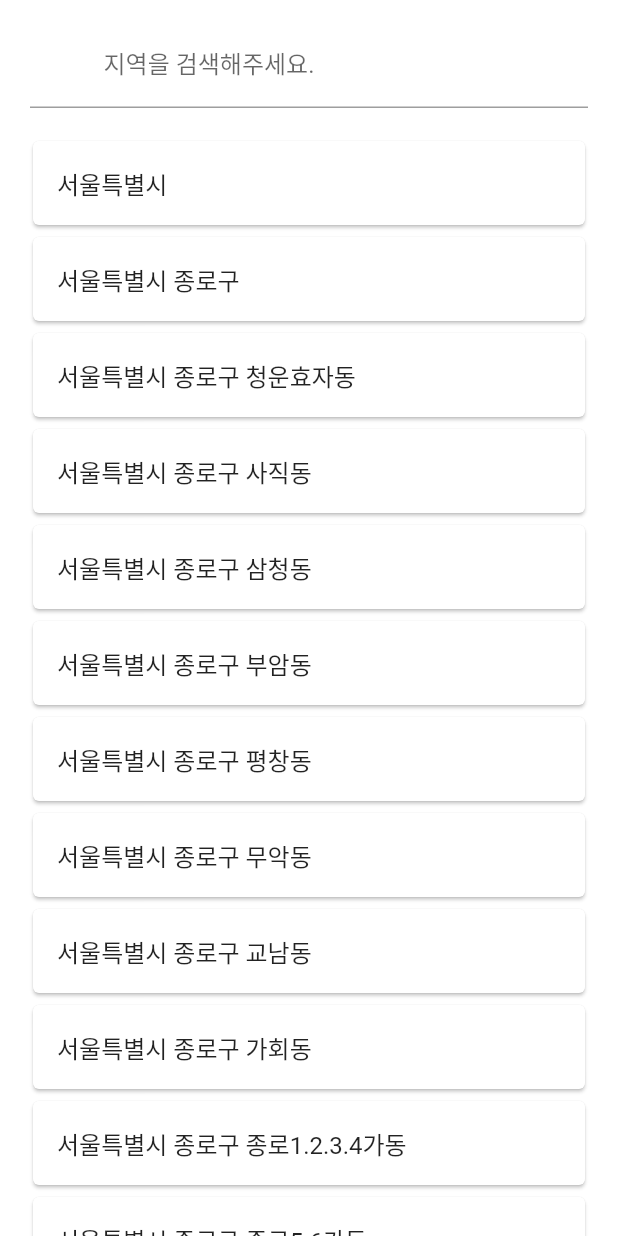
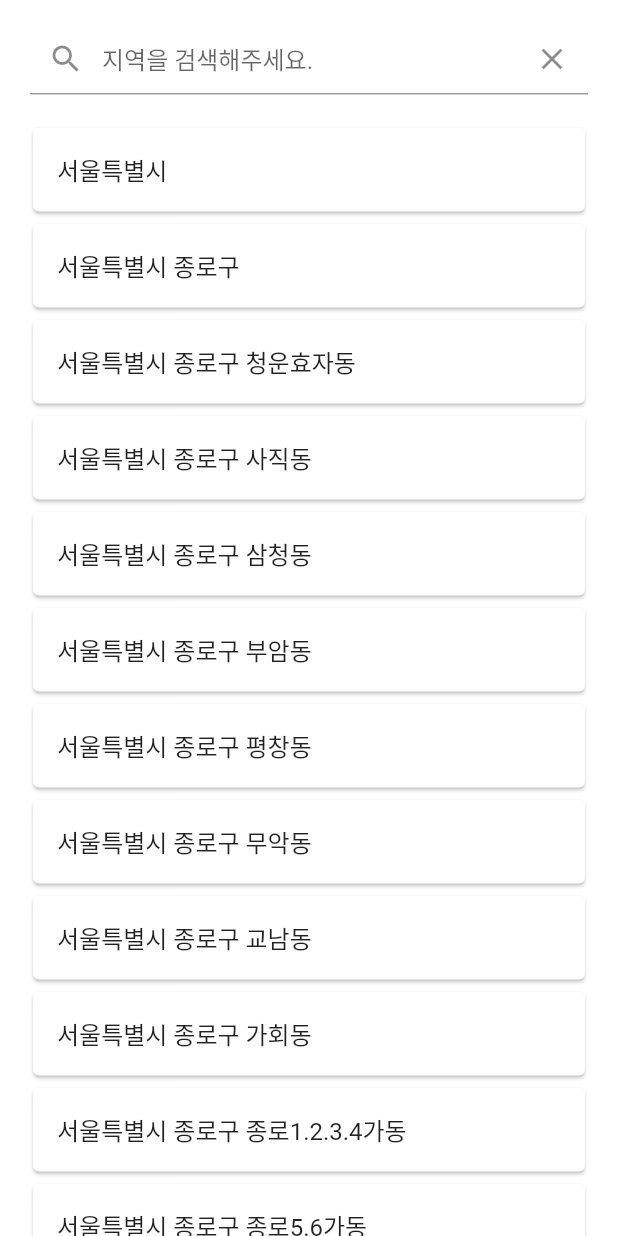
Before and after one commit to skylz/project_flutter, a Flutter app: the SearchLoactionScreen screen opened by its route, on a phone screen of 412 x 824 dp. Run offline on Flutter 3.47's test engine with Material 2 defaults, Android fonts, the phone set to English and light mode, and no system bars; our stand-ins replace after_layout, animated_text_kit, cached_network_image, cloud_firestore, connectivity, csv and 21 more; missing offline and left inert: dragable_flutter_list, esys_flutter_share; accounts and stored records are empty.

```diff
--- a/weather_flutter_provider/lib/component/weatherTile.dart
+++ b/weather_flutter_provider/lib/component/weatherTile.dart
@@ -5,11 +5,6 @@ import '../screen/weatherScreen.dart';
 import '../getIt.dart';
 
 class WeatherTile extends StatelessWidget {
-  // final String locationName;
-  // final int locationCode;
-
-  // WeatherTile({this.locationName, this.locationCode});
-
   @override
   Widget build(BuildContext context) {
     final provider = getIt.get<WeatherProvider>();
--- a/weather_flutter_provider/lib/provider/weatherProvider.dart
+++ b/weather_flutter_provider/lib/provider/weatherProvider.dart
@@ -40,7 +40,7 @@ class WeatherProvider with ChangeNotifier, DiagnosticableTreeMixin {
   }
 
   final _weatherhelper = WeatherApi();
-  final _streamController = StreamController<List<WeatherInfo>>();
+  final _streamController = StreamController<List<WeatherInfo>>.broadcast();
 
   Future<void> getWeatherInfo() async {
     final weatherResult =
--- a/weather_flutter_provider/lib/screen/searchLocationScreen.dart
+++ b/weather_flutter_provider/lib/screen/searchLocationScreen.dart
@@ -24,7 +24,6 @@ class _SearchLoactionScreenState extends State<SearchLoactionScreen> {
 
   @override
   Widget build(BuildContext context) {
-    print('build 실행');
     return FutureBuilder(
         future: loadFilterLocationList(),
         builder: (context, snapshot) {
@@ -36,18 +35,16 @@ class _SearchLoactionScreenState extends State<SearchLoactionScreen> {
                   body: Column(
                     children: [
                       Padding(
-                    padding: EdgeInsets.fromLTRB(10, 0, 10, 0),
+                        padding: EdgeInsets.fromLTRB(10, 15, 10, 0),
                         child: TextField(
                           controller: _controller,
                           textAlign: TextAlign.left,
                           textAlignVertical: TextAlignVertical.center,
                           decoration: InputDecoration(
                               hintText: '지역을 검색해주세요.',
-                          prefix: Padding(
-                            padding: EdgeInsets.fromLTRB(10, 0, 15, 0),
-                            child: Icon(Icons.search),
-                          ),
-                          suffix: IconButton(
+                              filled: false,
+                              prefixIcon: Icon(Icons.search),
+                              suffixIcon: IconButton(
                                 icon: Icon(Icons.clear),
                                 onPressed: () {
                                   _controller.clear();
@@ -57,7 +54,8 @@ class _SearchLoactionScreenState extends State<SearchLoactionScreen> {
                             setState(() {
                               filterLocationList = provider
                                   .getLocationList()
-                              .where((location) => location.contains('$value'))
+                                  .where(
+                                      (location) => location.contains('$value'))
                                   .toList();
                             });
                           },
@@ -69,8 +67,9 @@ class _SearchLoactionScreenState extends State<SearchLoactionScreen> {
                       Expanded(
                         child: ListView.builder(
                           padding: const EdgeInsets.all(8),
-                      itemCount:
-                          (snapshot.data == null ? 0 : snapshot.data.length),
+                          itemCount: (snapshot.data == null
+                              ? 0
+                              : snapshot.data.length),
                           itemBuilder: (BuildContext context, int index) {
                             provider.getNameCode(index);
                             return WeatherTile();
@@ -80,9 +79,7 @@ class _SearchLoactionScreenState extends State<SearchLoactionScreen> {
                     ],
                   ),
                 ),
-          ),
-        );
-      },
-    );
+              ));
+        });
   }
 }
```
Lines whose indentation alone changed are shown as unchanged.
